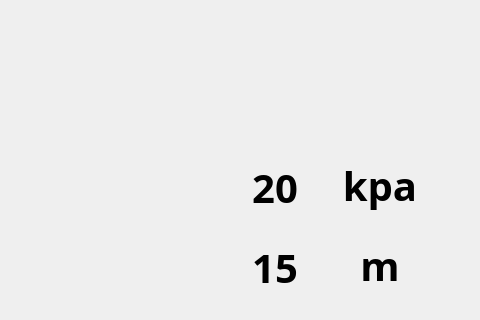
The window that QT_code/SmartHome/mainwindow.ui (Dream-Ethereal/SmartHome) describes before a commit, drawn with Qt 5; both pictures show x 0 to 480 and y 0 to 320 of the 1000 by 600 pixel window.
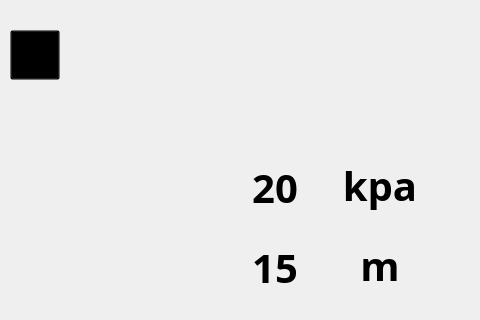
The same window after the commit. Icons and pictures are not drawn.

Diff of the .ui file:
```diff
--- a/QT_code/SmartHome/mainwindow.ui
+++ b/QT_code/SmartHome/mainwindow.ui
@@ -636,7 +636,7 @@
     <widget class="QPushButton" name="btn_mode">
      <property name="geometry">
       <rect>
-       <x>50</x>
+       <x>80</x>
        <y>30</y>
        <width>50</width>
        <height>50</height>
@@ -668,6 +668,38 @@
       <bool>true</bool>
      </property>
     </widget>
+    <widget class="QPushButton" name="btn_setting">
+     <property name="geometry">
+      <rect>
+       <x>10</x>
+       <y>30</y>
+       <width>50</width>
+       <height>50</height>
+      </rect>
+     </property>
+     <property name="minimumSize">
+      <size>
+       <width>50</width>
+       <height>50</height>
+      </size>
+     </property>
+     <property name="maximumSize">
+      <size>
+       <width>50</width>
+       <height>50</height>
+      </size>
+     </property>
+     <property name="styleSheet">
+      <string notr="true">#btn_setting{
+	
+	background-image: url(:/images/chilun.png);
+	background-color:transparent;
+}</string>
+     </property>
+     <property name="text">
+      <string/>
+     </property>
+    </widget>
    </widget>
   </widget>
   <widget class="QMenuBar" name="menubar">
```
Left out of the diff: 2 changed lines with no effect on the pictures.
